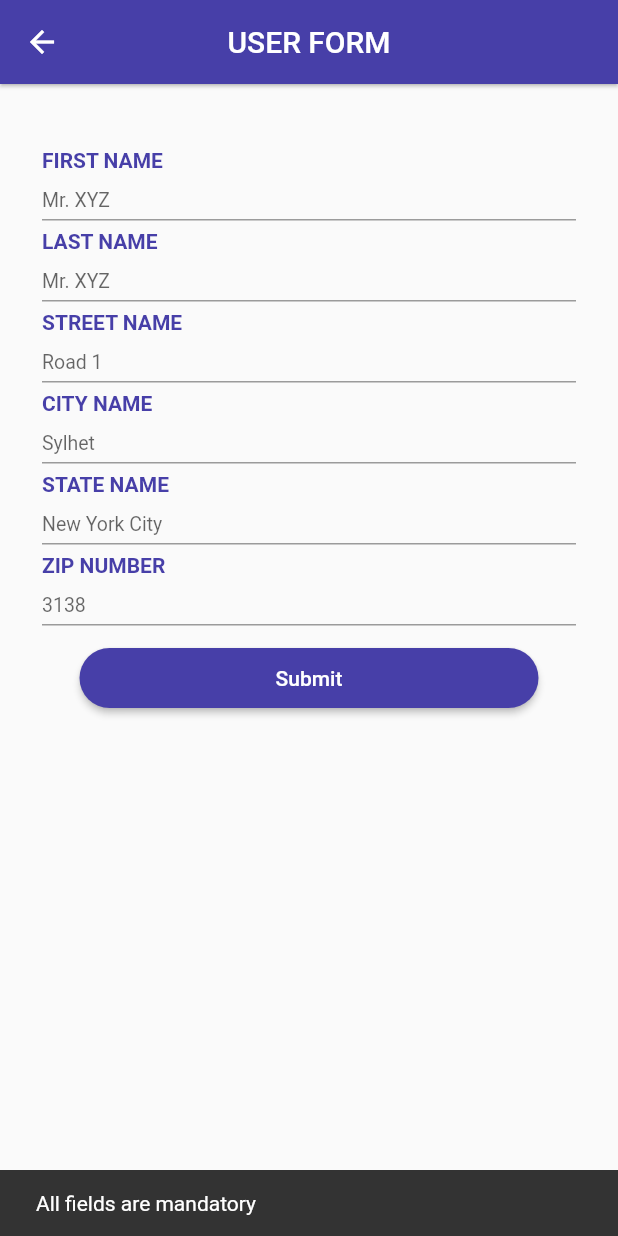
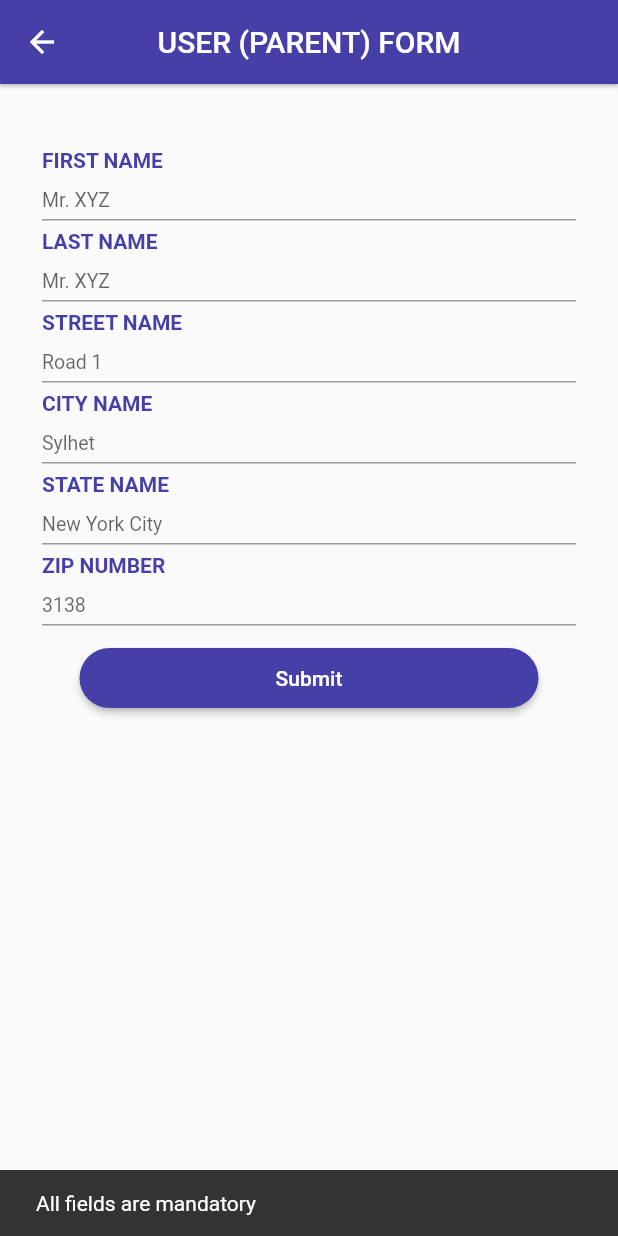
Before and after one commit to Yunus0or1/CRUD-Django-Flutter, a Flutter app: the AddEditUserPage screen opened directly, after a tap on "Submit", on a phone screen of 412 x 824 dp. Run offline on Flutter 3.47's test engine with Material 2 defaults, Android fonts, the phone set to English and light mode, and no system bars; our stand-ins replace carousel_slider, firebase_storage, jiffy, permission_handler, shared_preferences, tuple; missing offline and left inert: multi_image_picker; accounts and stored records are empty.

Commit message:
parent id fetched for children

```diff
--- a/crud_flutter/lib/src/pages/add_edit_user_page.dart
+++ b/crud_flutter/lib/src/pages/add_edit_user_page.dart
@@ -3,7 +3,7 @@ import 'package:crud_flutter/src/component/buttons/general_action_round_button.d
 import 'package:crud_flutter/src/component/general/loading_widget.dart';
 import 'package:crud_flutter/src/models/general/App_Enum.dart';
 import 'package:crud_flutter/src/models/general/Enum_Data.dart';
-import 'package:crud_flutter/src/models/general/drop_down_item.dart';
+import 'package:crud_flutter/src/component/general/drop_down_item.dart';
 import 'package:crud_flutter/src/models/states/event.dart';
 import 'package:crud_flutter/src/models/user/address_details.dart';
 import 'package:crud_flutter/src/repo/user_repo.dart';
@@ -36,7 +36,8 @@ class AddEditUserPageState extends State<AddEditUserPage> {
   TextEditingController stateNameController;
   TextEditingController zipNumberController;
 
-  User selectedParentForChild;
+  List<String> parentNameList = [];
+  String selectedParentForChild;
 
   bool isProcessing = false;
 
@@ -56,8 +57,15 @@ class AddEditUserPageState extends State<AddEditUserPage> {
         new TextEditingController(text: widget.user.address?.zip);
 
     if (widget.parentUserList != null) {
-      widget.parentUserList.insert(0, User()..firstName = 'SELECT A PARENT');
-      selectedParentForChild = widget.parentUserList[0];
+      parentNameList.add('SELECT A PARENT');
+      // Appending Name And First 8 character of the ID, so no duplicate value should be in dropdown
+      widget.parentUserList.forEach((singleParent) {
+        parentNameList.add(singleParent.firstName +
+            ' (' +
+            singleParent.userId.split('_')[1] +
+            ')');
+      });
+      selectedParentForChild = parentNameList[0];
     }
   }
 
@@ -74,7 +82,7 @@ class AddEditUserPageState extends State<AddEditUserPage> {
           elevation: 1,
           centerTitle: true,
           title: Text(
-            'USER FORM',
+            'USER (${widget.user.userType}) FORM',
             style: TextStyle(
                 color: Colors.white, fontSize: 20, fontWeight: FontWeight.w500),
           ),
@@ -149,6 +157,10 @@ class AddEditUserPageState extends State<AddEditUserPage> {
           textEditingController: zipNumberController));
     }
 
+    if (widget.user.userType == AppEnum.USER_TYPE_CHILD) {
+      children.add(buildParentDropDownMenu());
+    }
+
     children.add(
       GeneralActionRoundButton(
         title: "Submit",
@@ -204,14 +216,14 @@ class AddEditUserPageState extends State<AddEditUserPage> {
   Widget buildParentDropDownMenu() {
     return Container(
       height: 50,
-      padding: EdgeInsets.fromLTRB(30, 10, 30, 5),
+      padding: EdgeInsets.fromLTRB(0, 10, 0, 5),
       child: DropDownItem(
-        dropDownList: widget.parentUserList,
+        dropDownList: parentNameList,
         selectedItem: selectedParentForChild,
         setSelectedItem: setParentForChild,
         callBackRefreshUI: refreshUI,
-        dropDownTextColor: Colors.white,
-        dropDownContainerColor: Util.greenishColor(),
+        dropDownTextColor: Colors.black,
+        dropDownContainerColor: Colors.white,
       ),
     );
   }
@@ -242,11 +254,12 @@ class AddEditUserPageState extends State<AddEditUserPage> {
       }
     }
     if (widget.user.userType == AppEnum.USER_TYPE_CHILD) {
-      if (selectedParentForChild.firstName == 'SELECT A PARENT') {
+      if (selectedParentForChild == 'SELECT A PARENT') {
         Util.showSnackBar(
             scaffoldKey: _scaffoldKey,
             message: "Select a parent for the child",
             duration: 1500);
+        return;
       }
     }
 
@@ -255,13 +268,26 @@ class AddEditUserPageState extends State<AddEditUserPage> {
           scaffoldKey: _scaffoldKey,
           message: "Please add a proper first name",
           duration: 1500);
+      return;
     }
 
     AddressDetails addressDetails;
     String childDependentId;
     if (widget.user.userType == AppEnum.USER_TYPE_CHILD) {
       addressDetails = null;
-      childDependentId = selectedParentForChild.userId;
+      // Setting childDependentId of Parent
+      final start = '(';
+      final end = ')';
+
+      final startIndex = selectedParentForChild.indexOf(start);
+      final endIndex = selectedParentForChild.indexOf(end);
+      final childDependentSubId = selectedParentForChild
+          .substring(startIndex + start.length, endIndex)
+          .trim();
+
+      childDependentId = widget.parentUserList
+          .firstWhere((element) => element.userId.contains(childDependentSubId))
+          .userId;
     } else if (widget.user.userType == AppEnum.USER_TYPE_PARENT) {
       {
         addressDetails = AddressDetails()
@@ -272,6 +298,7 @@ class AddEditUserPageState extends State<AddEditUserPage> {
         childDependentId = null;
       }
     }
+
 
     User user = new User()
       ..insertByUserId = Store.instance.appState.userUUID
--- a/crud_flutter/lib/src/pages/home_page.dart
+++ b/crud_flutter/lib/src/pages/home_page.dart
@@ -124,6 +124,7 @@ class _HomePageState extends State<HomePage> {
               builder: (context) => AddEditUserPage(
                     user: User()..userType = AppEnum.USER_TYPE_CHILD,
                     addEditMethod: AppEnum.METHOD_INSERT,
+                    parentUserList: parentUserList,
                   )),
         );
       } else {
```
Also changed, not shown: crud_flutter/lib/src/repo/user_repo.dart (+8 -4 lines), crud_flutter/lib/src/component/general/drop_down_item.dart (renamed from crud_flutter/lib/src/models/general/drop_down_item.dart), 1 other file.
